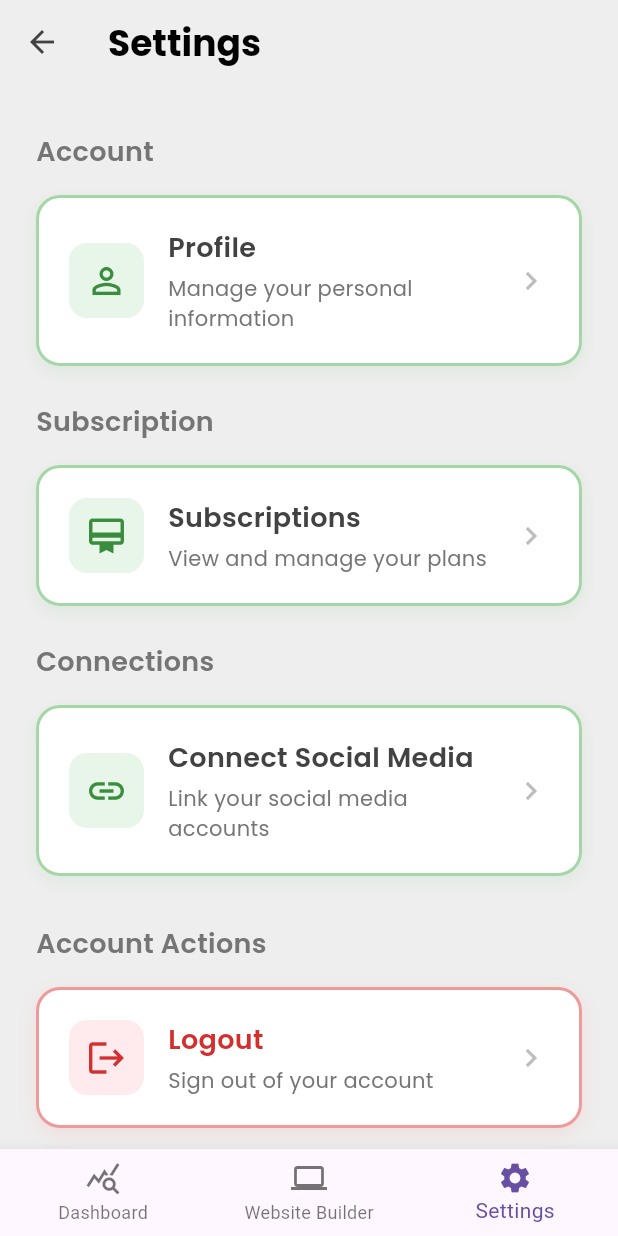
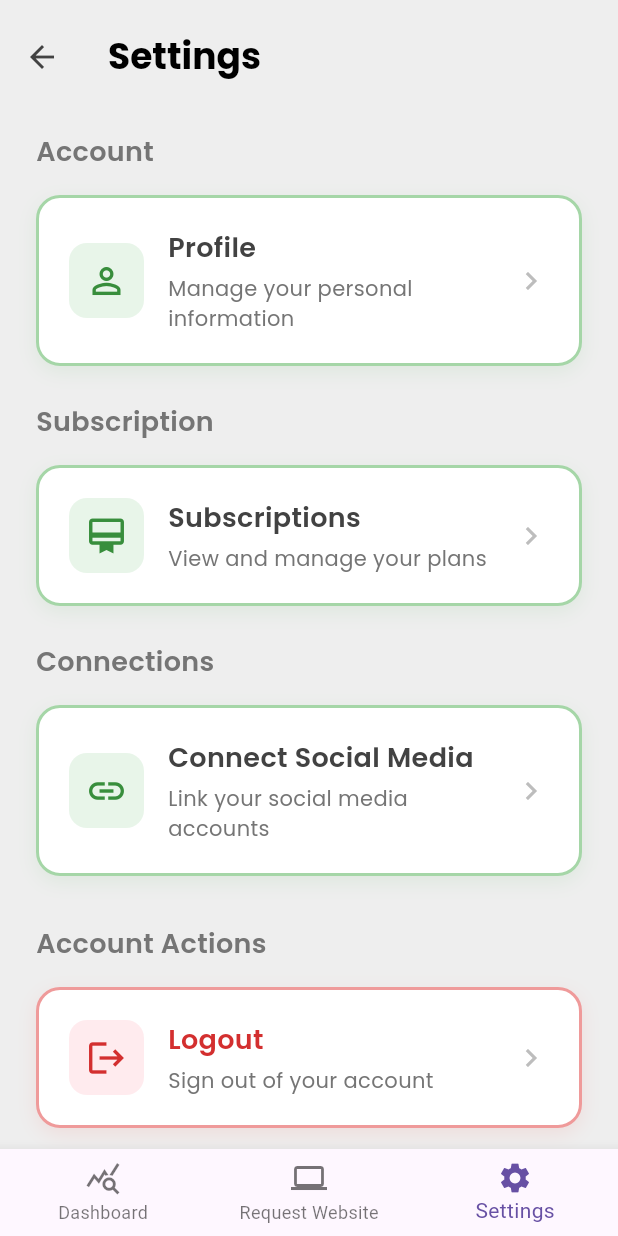
Before and after one commit to abdalla980/Coco-s-Mobile-application, a Flutter app: the Homescreen screen opened directly, item 3 of the bottom bar chosen, on a phone screen of 412 x 824 dp. Run offline on Flutter 3.47's test engine with Material 3 defaults, Android fonts, the phone set to English and light mode, and no system bars; our stand-ins replace cloud_firestore, firebase_auth, firebase_core, flutter_dotenv, geocoding, geolocator and 4 more; missing offline and left inert: flutter_facebook_auth; accounts and stored records are empty.

Commit message:
ui small changes

```diff
--- a/lib/features/dashboard/HomeScreen.dart
+++ b/lib/features/dashboard/HomeScreen.dart
@@ -33,7 +33,7 @@ class _HomescreenState extends State<Homescreen> {
           ),
           BottomNavigationBarItem(
             icon: Icon(Icons.computer),
-            label: "Website Builder",
+            label: "Request Website",
           ),
           BottomNavigationBarItem(
             icon: Icon(Icons.settings),
--- a/lib/features/settings/Settings.dart
+++ b/lib/features/settings/Settings.dart
@@ -16,7 +16,9 @@ class Settings extends StatelessWidget {
        appBar: AppBar(
         backgroundColor: Colors.grey.shade200,
         elevation: 0,
-        leading: IconButton(
+        leading: Padding(
+          padding: const EdgeInsets.only(top: 18),
+          child: IconButton(
             icon: Icon(Icons.arrow_back, color: Colors.grey.shade800),
             onPressed: () {
               Navigator.pushReplacement(
@@ -25,12 +27,16 @@ class Settings extends StatelessWidget {
               );
             },
           ),
-        title: Text(
+        ),
+        title: Padding(
+          padding: const EdgeInsets.only(top: 18),
+          child: Text(
             "Settings",
             style: GoogleFonts.poppins(
               fontSize: 24,
               fontWeight: FontWeight.bold,
               color: Colors.black,
+            ),
           ),
         ),
       ),
```
Lines whose indentation alone changed are shown as unchanged.
